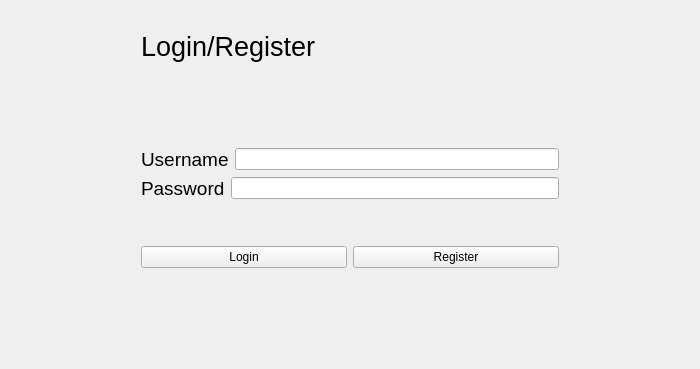
Old version of the form OfflineMessangerClient/connect_page.ui in the repository tucaEmanuel18/OfflineMessenger.
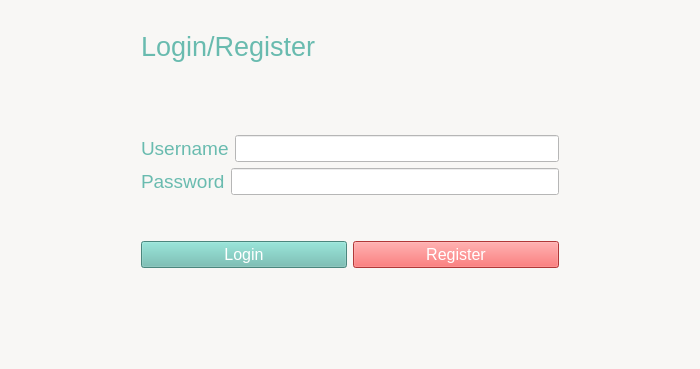
New version of the form.

The edit to the form file:
```diff
--- a/OfflineMessangerClient/connect_page.ui
+++ b/OfflineMessangerClient/connect_page.ui
@@ -13,6 +13,9 @@
   <property name="windowTitle">
    <string>Form</string>
   </property>
+  <property name="styleSheet">
+   <string notr="true">background-color:#f8f7f5</string>
+  </property>
   <layout class="QHBoxLayout" name="horizontalLayout">
    <item>
     <spacer name="horizontalSpacer">
@@ -58,6 +61,9 @@
              <pointsize>20</pointsize>
             </font>
            </property>
+           <property name="styleSheet">
+            <string notr="true">color:#69bbaf</string>
+           </property>
            <property name="text">
             <string>Login/Register</string>
            </property>
@@ -90,6 +96,9 @@
              <pointsize>14</pointsize>
             </font>
            </property>
+           <property name="styleSheet">
+            <string notr="true">color:#69BBAF</string>
+           </property>
            <property name="text">
             <string>Username</string>
            </property>
@@ -97,6 +106,14 @@
          </item>
          <item>
           <widget class="QLineEdit" name="usernameInput">
+           <property name="font">
+            <font>
+             <pointsize>12</pointsize>
+            </font>
+           </property>
+           <property name="styleSheet">
+            <string notr="true">background-color:white; color:#69BBAF</string>
+           </property>
            <property name="placeholderText">
             <string extracomment="Username"/>
            </property>
@@ -113,6 +130,9 @@
              <pointsize>14</pointsize>
             </font>
            </property>
+           <property name="styleSheet">
+            <string notr="true">color:#69BBAF</string>
+           </property>
            <property name="text">
             <string>Password</string>
            </property>
@@ -120,6 +140,17 @@
          </item>
          <item>
           <widget class="QLineEdit" name="passwordInput">
+           <property name="font">
+            <font>
+             <pointsize>12</pointsize>
+            </font>
+           </property>
+           <property name="styleSheet">
+            <string notr="true">background-color:white; color:#69BBAF</string>
+           </property>
+           <property name="echoMode">
+            <enum>QLineEdit::Password</enum>
+           </property>
            <property name="placeholderText">
             <string extracomment="Password"/>
            </property>
@@ -147,9 +178,17 @@
         <layout class="QHBoxLayout" name="btnBox">
          <item>
           <widget class="QPushButton" name="loginBtn">
+           <property name="font">
+            <font>
+             <pointsize>12</pointsize>
+            </font>
+           </property>
            <property name="cursor">
             <cursorShape>PointingHandCursor</cursorShape>
            </property>
+           <property name="styleSheet">
+            <string notr="true">background-color:#69BBAF; color:#FFFFFF</string>
+           </property>
            <property name="text">
             <string>Login</string>
            </property>
@@ -157,9 +196,17 @@
          </item>
          <item>
           <widget class="QPushButton" name="registerBtn">
+           <property name="font">
+            <font>
+             <pointsize>12</pointsize>
+            </font>
+           </property>
            <property name="cursor">
             <cursorShape>PointingHandCursor</cursorShape>
            </property>
+           <property name="styleSheet">
+            <string notr="true">background-color:#f74f4f; color:#ffffff</string>
+           </property>
            <property name="text">
             <string>Register</string>
            </property>
```
